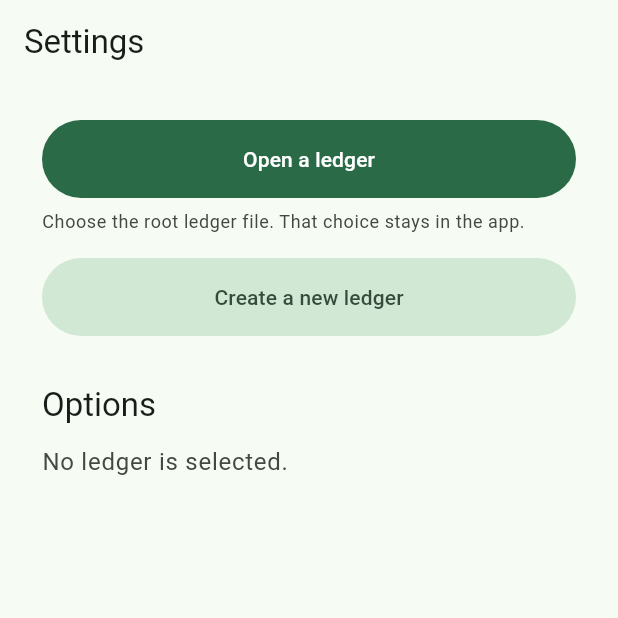
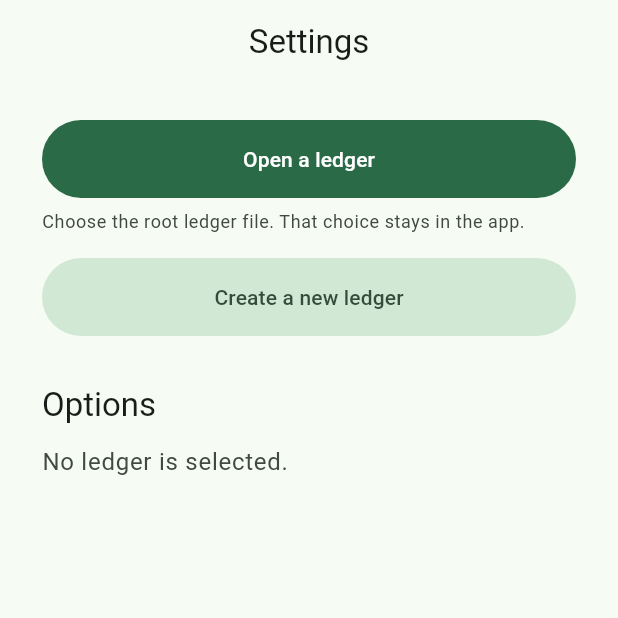
Before and after one commit to otaj/guar, a Flutter app: the screen it shows after launch, on a phone screen of 412 x 824 dp, the top half of it. Run offline on Flutter 3.47's test engine with Material 3 defaults, Android fonts, the phone set to English and light mode, and no system bars; our stand-ins replace decimal, freezed_annotation, petitparser; missing offline and left inert: protobean, protobuf, rational; generated files the repository leaves out were written again.

Commit message:
feat(guar): adopt bcf-style filled-input outlined-card theme

```diff
--- a/packages/guar/lib/main.dart
+++ b/packages/guar/lib/main.dart
@@ -24,7 +24,34 @@ const ButtonStyle _buttons = ButtonStyle(
   minimumSize: WidgetStatePropertyAll<Size>(Size.fromHeight(52)),
 );
 
-ThemeData _theme(Brightness brightness) => ThemeData(
-  colorScheme: ColorScheme.fromSeed(seedColor: _seed, brightness: brightness),
-  filledButtonTheme: const FilledButtonThemeData(style: _buttons),
-);
+ThemeData _theme(Brightness brightness) {
+  final ColorScheme colorScheme = ColorScheme.fromSeed(seedColor: _seed, brightness: brightness);
+  return ThemeData(
+    colorScheme: colorScheme,
+    filledButtonTheme: const FilledButtonThemeData(style: _buttons),
+    appBarTheme: AppBarTheme(
+      centerTitle: true,
+      backgroundColor: colorScheme.surface,
+      foregroundColor: colorScheme.onSurface,
+      elevation: 0,
+      scrolledUnderElevation: 1,
+    ),
+    cardTheme: CardThemeData(
+      elevation: 0,
+      shape: RoundedRectangleBorder(
+        borderRadius: BorderRadius.circular(12),
+        side: BorderSide(color: colorScheme.outlineVariant),
+      ),
+    ),
+    inputDecorationTheme: InputDecorationTheme(
+      filled: true,
+      fillColor: colorScheme.surfaceContainerHighest.withAlpha(80),
+      border: OutlineInputBorder(borderRadius: BorderRadius.circular(12), borderSide: BorderSide.none),
+      focusedBorder: OutlineInputBorder(
+        borderRadius: BorderRadius.circular(12),
+        borderSide: BorderSide(color: colorScheme.primary, width: 2),
+      ),
+      contentPadding: const EdgeInsets.symmetric(horizontal: 16, vertical: 14),
+    ),
+  );
+}
```
